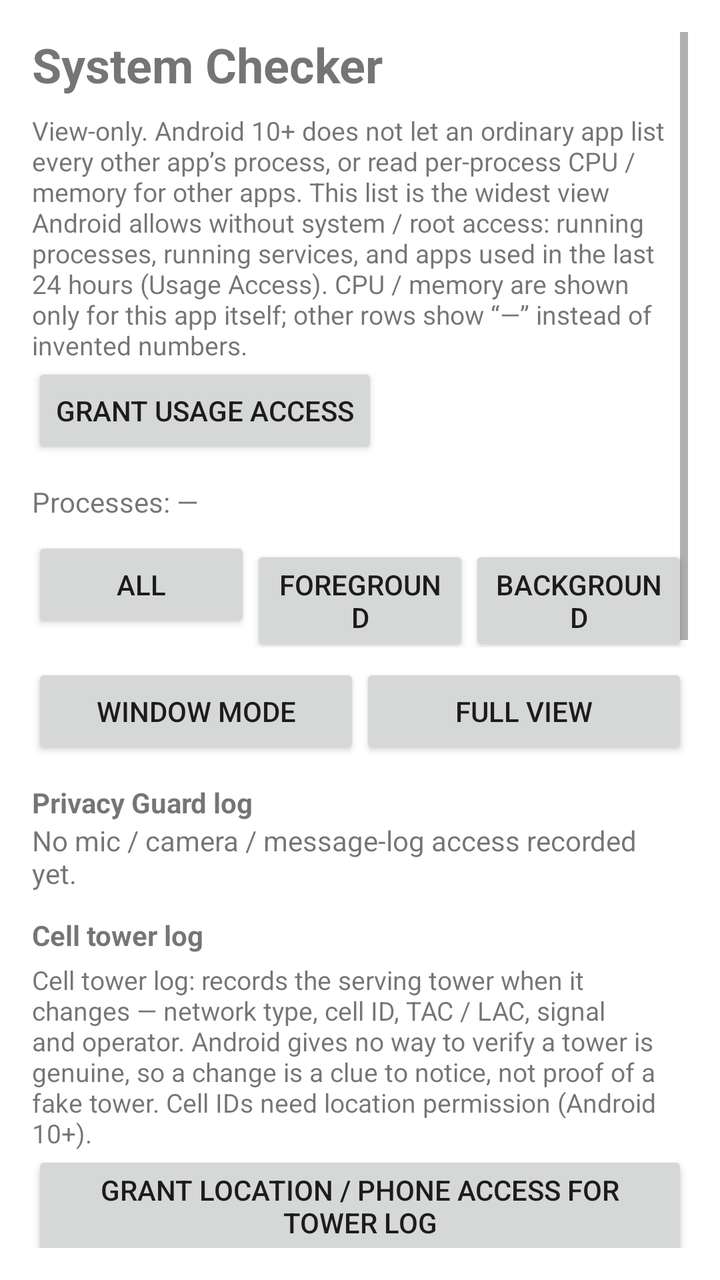
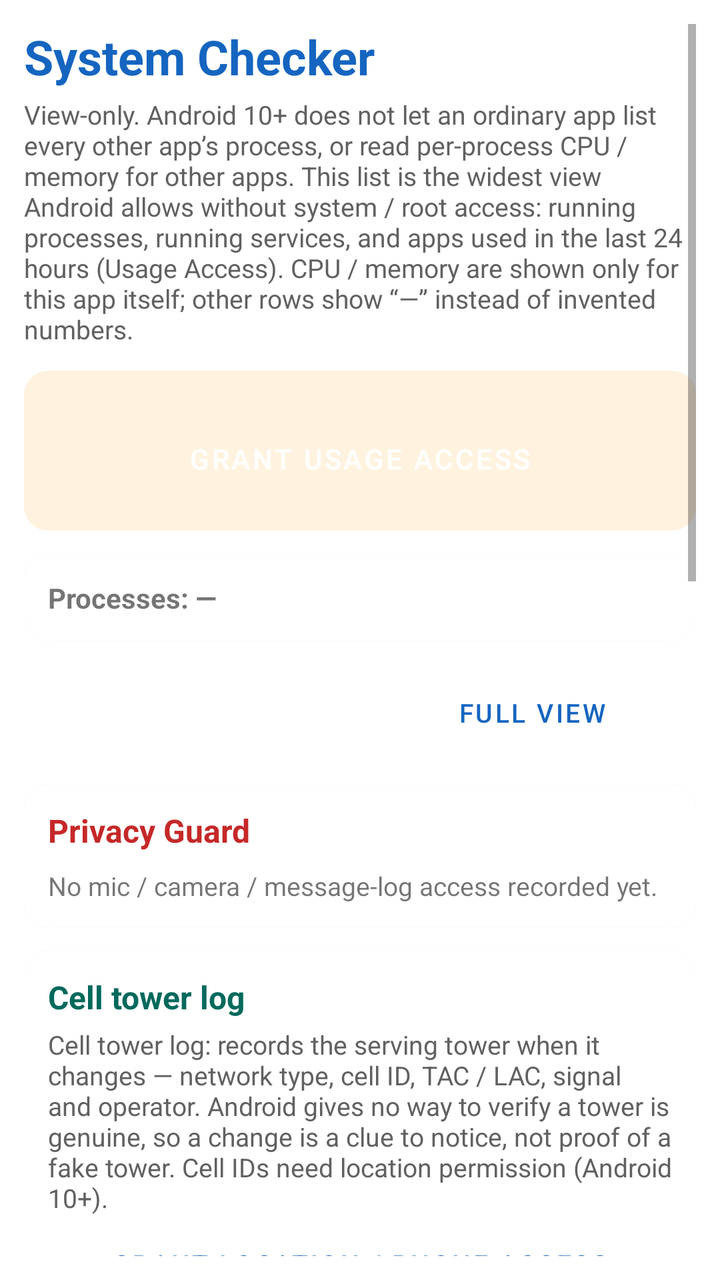

The first picture is an Android layout as it rendered before a commit; the second is the same layout after the commit. The layout source and the unified diff follow.
<!-- AndroidManifest.xml: application theme Theme.SystemChecker -->
<!-- res/layout/activity_main.xml -->
<?xml version="1.0" encoding="utf-8"?>
<ScrollView xmlns:android="http://schemas.android.com/apk/res/android"
    android:layout_width="match_parent"
    android:layout_height="match_parent"
    android:padding="16dp">

    <LinearLayout
        android:layout_width="match_parent"
        android:layout_height="wrap_content"
        android:orientation="vertical">

        <TextView
            android:layout_width="match_parent"
            android:layout_height="wrap_content"
            android:text="@string/app_name"
            android:textSize="24sp"
            android:textStyle="bold" />

        <TextView
            android:layout_width="match_parent"
            android:layout_height="wrap_content"
            android:text="@string/honest_limit_note"
            android:textSize="13sp"
            android:paddingTop="8dp" />

        <TextView
            android:id="@+id/usageAccessWarning"
            android:layout_width="match_parent"
            android:layout_height="wrap_content"
            android:text="@string/usage_access_warning"
            android:textColor="#B00020"
            android:paddingTop="8dp"
            android:visibility="gone" />

        <Button
            android:id="@+id/grantUsageAccessButton"
            android:layout_width="wrap_content"
            android:layout_height="wrap_content"
            android:text="@string/grant_usage_access" />

        <TextView
            android:id="@+id/summaryText"
            android:layout_width="match_parent"
            android:layout_height="wrap_content"
            android:paddingTop="12dp"
            android:text="Processes: —" />

        <LinearLayout
            android:layout_width="match_parent"
            android:layout_height="wrap_content"
            android:orientation="horizontal"
            android:paddingTop="8dp">

            <Button
                android:id="@+id/filterAll"
                android:layout_width="0dp"
                android:layout_height="wrap_content"
                android:layout_weight="1"
                android:text="All" />

            <Button
                android:id="@+id/filterForeground"
                android:layout_width="0dp"
                android:layout_height="wrap_content"
                android:layout_weight="1"
                android:text="Foreground" />

            <Button
                android:id="@+id/filterBackground"
                android:layout_width="0dp"
                android:layout_height="wrap_content"
                android:layout_weight="1"
                android:text="Background" />
        </LinearLayout>

        <LinearLayout
            android:layout_width="match_parent"
            android:layout_height="wrap_content"
            android:orientation="horizontal"
            android:paddingTop="8dp">

            <Button
                android:id="@+id/windowModeButton"
                android:layout_width="0dp"
                android:layout_height="wrap_content"
                android:layout_weight="1"
                android:text="Window mode" />

            <Button
                android:id="@+id/fullViewButton"
                android:layout_width="0dp"
                android:layout_height="wrap_content"
                android:layout_weight="1"
                android:text="Full view" />
        </LinearLayout>

        <TextView
            android:id="@+id/alertBanner"
            android:layout_width="match_parent"
            android:layout_height="wrap_content"
            android:background="#FFCDD2"
            android:padding="12dp"
            android:textColor="#B00020"
            android:textStyle="bold"
            android:visibility="gone" />

        <TextView
            android:layout_width="match_parent"
            android:layout_height="wrap_content"
            android:paddingTop="12dp"
            android:text="Privacy Guard log"
            android:textStyle="bold" />

        <TextView
            android:id="@+id/alertLog"
            android:layout_width="match_parent"
            android:layout_height="wrap_content"
            android:text="No mic / camera / message-log access recorded yet." />

        <TextView
            android:layout_width="match_parent"
            android:layout_height="wrap_content"
            android:paddingTop="12dp"
            android:text="Cell tower log"
            android:textStyle="bold" />

        <TextView
            android:layout_width="match_parent"
            android:layout_height="wrap_content"
            android:text="@string/cell_tower_note"
            android:textSize="13sp"
            android:paddingTop="4dp" />

        <TextView
            android:id="@+id/cellTowerWarning"
            android:layout_width="match_parent"
            android:layout_height="wrap_content"
            android:textColor="#B00020"
            android:paddingTop="8dp"
            android:visibility="gone" />

        <Button
            android:id="@+id/grantCellAccessButton"
            android:layout_width="wrap_content"
            android:layout_height="wrap_content"
            android:text="@string/grant_cell_access" />

        <TextView
            android:id="@+id/cellTowerLog"
            android:layout_width="match_parent"
            android:layout_height="wrap_content"
            android:text="No cell tower change recorded yet." />

        <TextView
            android:layout_width="match_parent"
            android:layout_height="wrap_content"
            android:paddingTop="12dp"
            android:text="Processes"
            android:textStyle="bold" />

        <TextView
            android:id="@+id/emptyText"
            android:layout_width="match_parent"
            android:layout_height="wrap_content"
            android:text="No processes found. Grant Usage Access to see more."
            android:visibility="gone" />

        <androidx.recyclerview.widget.RecyclerView
            android:id="@+id/processList"
            android:layout_width="match_parent"
            android:layout_height="600dp"
            android:nestedScrollingEnabled="false" />

    </LinearLayout>
</ScrollView>
<!-- resources referenced by this layout -->
<resources>
  <string name="app_name">System Checker</string>
  <string name="cell_tower_note">Cell tower log: records the serving tower when it changes — network type, cell ID, TAC / LAC, signal and operator. Android gives no way to verify a tower is genuine, so a change is a clue to notice, not proof of a fake tower. Cell IDs need location permission (Android 10+).</string>
  <string name="grant_cell_access">Grant location / phone access for tower log</string>
  <string name="grant_usage_access">Grant Usage Access</string>
  <string name="honest_limit_note">View-only. Android 10+ does not let an ordinary app list every other app’s process, or read per-process CPU / memory for other apps. This list is the widest view Android allows without system / root access: running processes, running services, and apps used in the last 24 hours (Usage Access). CPU / memory are shown only for this app itself; other rows show “—” instead of invented numbers.</string>
  <string name="usage_access_warning">Usage Access is not granted, so the list will be short. Grant it in Settings to see apps used in the last 24 hours.</string>
  <style name="Theme.SystemChecker" parent="Theme.MaterialComponents.DayNight.DarkActionBar">
          <item name="colorPrimary">#1565C0</item>
          <item name="colorPrimaryVariant">#0D47A1</item>
          <item name="colorOnPrimary">#FFFFFF</item>
      </style>
</resources>

<!-- the commit's change to res/layout/activity_main.xml (unified diff, before → after) -->
@@ -1,175 +1,296 @@
 <?xml version="1.0" encoding="utf-8"?>
 <ScrollView xmlns:android="http://schemas.android.com/apk/res/android"
+    xmlns:app="http://schemas.android.com/apk/res-auto"
     android:layout_width="match_parent"
     android:layout_height="match_parent"
-    android:padding="16dp">
+    android:padding="12dp">
 
     <LinearLayout
         android:layout_width="match_parent"
         android:layout_height="wrap_content"
         android:orientation="vertical">
 
+        
         <TextView
             android:layout_width="match_parent"
             android:layout_height="wrap_content"
             android:text="@string/app_name"
+            android:textColor="@color/section_processes"
             android:textSize="24sp"
             android:textStyle="bold" />
 
         <TextView
             android:layout_width="match_parent"
             android:layout_height="wrap_content"
+            android:paddingTop="4dp"
             android:text="@string/honest_limit_note"
-            android:textSize="13sp"
-            android:paddingTop="8dp" />
-
-        <TextView
-            android:id="@+id/usageAccessWarning"
-            android:layout_width="match_parent"
-            android:layout_height="wrap_content"
-            android:text="@string/usage_access_warning"
-            android:textColor="#B00020"
-            android:paddingTop="8dp"
-            android:visibility="gone" />
-
-        <Button
-            android:id="@+id/grantUsageAccessButton"
-            android:layout_width="wrap_content"
-            android:layout_height="wrap_content"
-            android:text="@string/grant_usage_access" />
-
-        <TextView
-            android:id="@+id/summaryText"
-            android:layout_width="match_parent"
-            android:layout_height="wrap_content"
-            android:paddingTop="12dp"
-            android:text="Processes: —" />
-
+            android:textColor="@color/muted_text"
+            android:textSize="13sp" />
+
+        
+        <com.google.android.material.card.MaterialCardView
+            android:layout_width="match_parent"
+            android:layout_height="wrap_content"
+            android:layout_marginTop="12dp"
+            app:cardBackgroundColor="@color/warn_bg"
+            app:cardCornerRadius="12dp"
+            app:cardElevation="1dp">
+
+            <LinearLayout
+                android:layout_width="match_parent"
+                android:layout_height="wrap_content"
+                android:orientation="vertical"
+                android:padding="12dp">
+
+                <TextView
+                    android:id="@+id/usageAccessWarning"
+                    android:layout_width="match_parent"
+                    android:layout_height="wrap_content"
+                    android:text="@string/usage_access_warning"
+                    android:textColor="@color/warn_amber"
+                    android:textStyle="bold"
+                    android:visibility="gone" />
+
+                <Button
+                    android:id="@+id/grantUsageAccessButton"
+                    style="@style/Widget.MaterialComponents.Button"
+                    android:layout_width="match_parent"
+                    android:layout_height="48dp"
+                    android:layout_marginTop="8dp"
+                    android:text="@string/grant_usage_access" />
+            </LinearLayout>
+        </com.google.android.material.card.MaterialCardView>
+
+        
+        <com.google.android.material.card.MaterialCardView
+            android:layout_width="match_parent"
+            android:layout_height="wrap_content"
+            android:layout_marginTop="12dp"
+            app:cardCornerRadius="12dp"
+            app:cardElevation="1dp">
+
+            <TextView
+                android:id="@+id/summaryText"
+                android:layout_width="match_parent"
+                android:layout_height="wrap_content"
+                android:padding="12dp"
+                android:text="Processes: —"
+                android:textSize="14sp"
+                android:textStyle="bold" />
+        </com.google.android.material.card.MaterialCardView>
+
+        
         <LinearLayout
             android:layout_width="match_parent"
             android:layout_height="wrap_content"
-            android:orientation="horizontal"
-            android:paddingTop="8dp">
-
-            <Button
-                android:id="@+id/filterAll"
-                android:layout_width="0dp"
-                android:layout_height="wrap_content"
-                android:layout_weight="1"
-                android:text="All" />
-
-            <Button
-                android:id="@+id/filterForeground"
-                android:layout_width="0dp"
-                android:layout_height="wrap_content"
-                android:layout_weight="1"
-                android:text="Foreground" />
-
-            <Button
-                android:id="@+id/filterBackground"
-                android:layout_width="0dp"
-                android:layout_height="wrap_content"
-                android:layout_weight="1"
-                android:text="Background" />
-        </LinearLayout>
-
-        <LinearLayout
-            android:layout_width="match_parent"
-            android:layout_height="wrap_content"
-            android:orientation="horizontal"
-            android:paddingTop="8dp">
+            android:layout_marginTop="12dp"
+            android:orientation="horizontal">
 
             <Button
                 android:id="@+id/windowModeButton"
+                style="@style/Widget.MaterialComponents.Button"
                 android:layout_width="0dp"
-                android:layout_height="wrap_content"
+                android:layout_height="48dp"
+                android:layout_marginEnd="4dp"
                 android:layout_weight="1"
-                android:text="Window mode" />
+                android:text="Window mode"
+                android:textSize="13sp" />
 
             <Button
                 android:id="@+id/fullViewButton"
+                style="@style/Widget.MaterialComponents.Button.OutlinedButton"
                 android:layout_width="0dp"
-                android:layout_height="wrap_content"
+                android:layout_height="48dp"
+                android:layout_marginStart="4dp"
                 android:layout_weight="1"
-                android:text="Full view" />
+                android:text="Full view"
+                android:textSize="13sp" />
         </LinearLayout>
 
         <TextView
-            android:id="@+id/alertBanner"
-            android:layout_width="match_parent"
-            android:layout_height="wrap_content"
-            android:background="#FFCDD2"
-            android:padding="12dp"
-            android:textColor="#B00020"
-            android:textStyle="bold"
+            android:id="@+id/floatingBarWarning"
+            android:layout_width="match_parent"
+            android:layout_height="wrap_content"
+            android:paddingTop="8dp"
+            android:text="@string/floating_bar_warning"
+            android:textColor="@color/alert_red"
             android:visibility="gone" />
 
-        <TextView
-            android:layout_width="match_parent"
-            android:layout_height="wrap_content"
-            android:paddingTop="12dp"
-            android:text="Privacy Guard log"
-            android:textStyle="bold" />
-
-        <TextView
-            android:id="@+id/alertLog"
-            android:layout_width="match_parent"
-            android:layout_height="wrap_content"
-            android:text="No mic / camera / message-log access recorded yet." />
-
-        <TextView
-            android:layout_width="match_parent"
-            android:layout_height="wrap_content"
-            android:paddingTop="12dp"
-            android:text="Cell tower log"
-            android:textStyle="bold" />
-
-        <TextView
-            android:layout_width="match_parent"
-            android:layout_height="wrap_content"
-            android:text="@string/cell_tower_note"
-            android:textSize="13sp"
-            android:paddingTop="4dp" />
-
-        <TextView
-            android:id="@+id/cellTowerWarning"
-            android:layout_width="match_parent"
-            android:layout_height="wrap_content"
-            android:textColor="#B00020"
-            android:paddingTop="8dp"
-            android:visibility="gone" />
-
-        <Button
-            android:id="@+id/grantCellAccessButton"
-            android:layout_width="wrap_content"
-            android:layout_height="wrap_content"
-            android:text="@string/grant_cell_access" />
-
-        <TextView
-            android:id="@+id/cellTowerLog"
-            android:layout_width="match_parent"
-            android:layout_height="wrap_content"
-            android:text="No cell tower change recorded yet." />
-
-        <TextView
-            android:layout_width="match_parent"
-            android:layout_height="wrap_content"
-            android:paddingTop="12dp"
-            android:text="Processes"
-            android:textStyle="bold" />
-
-        <TextView
-            android:id="@+id/emptyText"
-            android:layout_width="match_parent"
-            android:layout_height="wrap_content"
-            android:text="No processes found. Grant Usage Access to see more."
-            android:visibility="gone" />
-
-        <androidx.recyclerview.widget.RecyclerView
-            android:id="@+id/processList"
-            android:layout_width="match_parent"
-            android:layout_height="600dp"
-            android:nestedScrollingEnabled="false" />
+        
+        <com.google.android.material.card.MaterialCardView
+            android:layout_width="match_parent"
+            android:layout_height="wrap_content"
+            android:layout_marginTop="12dp"
+            app:cardCornerRadius="12dp"
+            app:cardElevation="1dp">
+
+            <LinearLayout
+                android:layout_width="match_parent"
+                android:layout_height="wrap_content"
+                android:orientation="vertical"
+                android:padding="12dp">
+
+                <TextView
+                    android:layout_width="match_parent"
+                    android:layout_height="wrap_content"
+                    android:text="Privacy Guard"
+                    android:textColor="@color/section_privacy"
+                    android:textSize="16sp"
+                    android:textStyle="bold" />
+
+                <TextView
+                    android:id="@+id/alertBanner"
+                    android:layout_width="match_parent"
+                    android:layout_height="wrap_content"
+                    android:layout_marginTop="8dp"
+                    android:background="@color/alert_bg"
+                    android:padding="12dp"
+                    android:textColor="@color/alert_red"
+                    android:textStyle="bold"
+                    android:visibility="gone" />
+
+                <TextView
+                    android:id="@+id/alertLog"
+                    android:layout_width="match_parent"
+                    android:layout_height="wrap_content"
+                    android:paddingTop="8dp"
+                    android:text="No mic / camera / message-log access recorded yet."
+                    android:textSize="13sp" />
+            </LinearLayout>
+        </com.google.android.material.card.MaterialCardView>
+
+        
+        <com.google.android.material.card.MaterialCardView
+            android:layout_width="match_parent"
+            android:layout_height="wrap_content"
+            android:layout_marginTop="12dp"
+            app:cardCornerRadius="12dp"
+            app:cardElevation="1dp">
+
+            <LinearLayout
+                android:layout_width="match_parent"
+                android:layout_height="wrap_content"
+                android:orientation="vertical"
+                android:padding="12dp">
+
+                <TextView
+                    android:layout_width="match_parent"
+                    android:layout_height="wrap_content"
+                    android:text="Cell tower log"
+                    android:textColor="@color/section_tower"
+                    android:textSize="16sp"
+                    android:textStyle="bold" />
+
+                <TextView
+                    android:layout_width="match_parent"
+                    android:layout_height="wrap_content"
+                    android:paddingTop="4dp"
+                    android:text="@string/cell_tower_note"
+                    android:textColor="@color/muted_text"
+                    android:textSize="13sp" />
+
+                <TextView
+                    android:id="@+id/cellTowerWarning"
+                    android:layout_width="match_parent"
+                    android:layout_height="wrap_content"
+                    android:paddingTop="8dp"
+                    android:textColor="@color/alert_red"
+                    android:visibility="gone" />
+
+                <Button
+                    android:id="@+id/grantCellAccessButton"
+                    style="@style/Widget.MaterialComponents.Button.OutlinedButton"
+                    android:layout_width="match_parent"
+                    android:layout_height="48dp"
+                    android:layout_marginTop="8dp"
+                    android:text="@string/grant_cell_access"
+                    android:textSize="13sp" />
+
+                <TextView
+                    android:id="@+id/cellTowerLog"
+                    android:layout_width="match_parent"
+                    android:layout_height="wrap_content"
+                    android:paddingTop="8dp"
+                    android:text="No cell tower change recorded yet."
+                    android:textSize="13sp" />
+            </LinearLayout>
+        </com.google.android.material.card.MaterialCardView>
+
+        
+        <com.google.android.material.card.MaterialCardView
+            android:layout_width="match_parent"
+            android:layout_height="wrap_content"
+            android:layout_marginTop="12dp"
+            app:cardCornerRadius="12dp"
+            app:cardElevation="1dp">
+
+            <LinearLayout
+                android:layout_width="match_parent"
+                android:layout_height="wrap_content"
+                android:orientation="vertical"
+                android:padding="12dp">
+
+                <TextView
+                    android:layout_width="match_parent"
+                    android:layout_height="wrap_content"
+                    android:text="Processes"
+                    android:textColor="@color/section_processes"
+                    android:textSize="16sp"
+                    android:textStyle="bold" />
+
+                
+                <LinearLayout
+                    android:layout_width="match_parent"
+                    android:layout_height="wrap_content"
+                    android:layout_marginTop="8dp"
+                    android:orientation="horizontal">
+
+                    <Button
+                        android:id="@+id/filterAll"
+                        style="@style/Widget.MaterialComponents.Button"
+                        android:layout_width="0dp"
+                        android:layout_height="48dp"
+                        android:layout_marginEnd="4dp"
+                        android:layout_weight="1"
+                        android:text="All"
+                        android:textSize="13sp" />
+
+                    <Button
+                        android:id="@+id/filterForeground"
+                        style="@style/Widget.MaterialComponents.Button"
+                        android:layout_width="0dp"
+                        android:layout_height="48dp"
+                        android:layout_marginHorizontal="4dp"
+                        android:layout_weight="1"
+                        android:text="Foreground"
+                        android:textSize="13sp" />
+
+                    <Button
+                        android:id="@+id/filterBackground"
+                        style="@style/Widget.MaterialComponents.Button"
+                        android:layout_width="0dp"
+                        android:layout_height="48dp"
+                        android:layout_marginStart="4dp"
+                        android:layout_weight="1"
+                        android:text="Background"
+                        android:textSize="13sp" />
+                </LinearLayout>
+
+                <TextView
+                    android:id="@+id/emptyText"
+                    android:layout_width="match_parent"
+                    android:layout_height="wrap_content"
+                    android:paddingTop="8dp"
+                    android:text="No processes found. Grant Usage Access to see more."
+                    android:visibility="gone" />
+
+                <androidx.recyclerview.widget.RecyclerView
+                    android:id="@+id/processList"
+                    android:layout_width="match_parent"
+                    android:layout_height="600dp"
+                    android:nestedScrollingEnabled="false" />
+            </LinearLayout>
+        </com.google.android.material.card.MaterialCardView>
 
     </LinearLayout>
 </ScrollView>
<!-- resource entries referenced after the edit -->
@@ -1,15 +1,29 @@
 <!-- resources referenced by this layout -->
 <resources>
+  <color name="alert_bg">#FFCDD2</color>
+  <color name="alert_red">#B00020</color>
+  <color name="muted_text">#616161</color>
+  <color name="section_privacy">#C62828</color>
+  <color name="section_processes">#1565C0</color>
+  <color name="section_tower">#00695C</color>
+  <color name="warn_amber">#F57F17</color>
+  <color name="warn_bg">#FFF3E0</color>
   <string name="app_name">System Checker</string>
   <string name="cell_tower_note">Cell tower log: records the serving tower when it changes — network type, cell ID, TAC / LAC, signal and operator. Android gives no way to verify a tower is genuine, so a change is a clue to notice, not proof of a fake tower. Cell IDs need location permission (Android 10+).</string>
+  <string name="floating_bar_warning">Draw over other apps is not allowed yet, so the mini-bar can’t appear. Allow “Display over other apps” for System Checker in Settings, then tap Window mode again.</string>
   <string name="grant_cell_access">Grant location / phone access for tower log</string>
   <string name="grant_usage_access">Grant Usage Access</string>
   <string name="honest_limit_note">View-only. Android 10+ does not let an ordinary app list every other app’s process, or read per-process CPU / memory for other apps. This list is the widest view Android allows without system / root access: running processes, running services, and apps used in the last 24 hours (Usage Access). CPU / memory are shown only for this app itself; other rows show “—” instead of invented numbers.</string>
   <string name="usage_access_warning">Usage Access is not granted, so the list will be short. Grant it in Settings to see apps used in the last 24 hours.</string>
   <style name="Theme.SystemChecker" parent="Theme.MaterialComponents.DayNight.DarkActionBar">
-          <item name="colorPrimary">#1565C0</item>
-          <item name="colorPrimaryVariant">#0D47A1</item>
+          <item name="colorPrimary">@color/colorPrimary</item>
+          <item name="colorPrimaryVariant">@color/colorPrimaryVariant</item>
           <item name="colorOnPrimary">#FFFFFF</item>
+          <item name="colorSecondary">@color/colorAccent</item>
+          <item name="colorOnSecondary">#FFFFFF</item>
       </style>
+  <color name="colorPrimary">#1565C0</color>
+  <color name="colorPrimaryVariant">#0D47A1</color>
+  <color name="colorAccent">#00695C</color>
 </resources>
 
